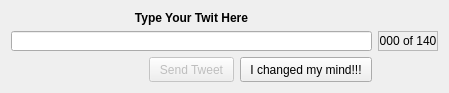
Old version of the form branches/abhijit/Ui/sendTwit.ui in the repository KarenMarkosyan/qttwitter.
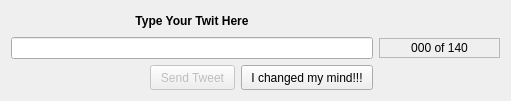
New version of the form. Icons and pictures are not drawn. Custom widgets are drawn as their Qt base class.

Commit message: Change Log: * Modified the stylesheet for the tabs to raise the active tab a little than the inactive ones * Added the combo box containing proxy types from shanky's branch * Corrected the problem in send tweet dialog's display under linux

What changed in the file:
```diff
--- a/branches/abhijit/Ui/sendTwit.ui
+++ b/branches/abhijit/Ui/sendTwit.ui
@@ -6,8 +6,8 @@
    <rect>
     <x>0</x>
     <y>0</y>
-    <width>445</width>
-    <height>89</height>
+    <width>511</width>
+    <height>101</height>
    </rect>
   </property>
   <property name="sizePolicy">
```
The commit also changes 3 other files.
